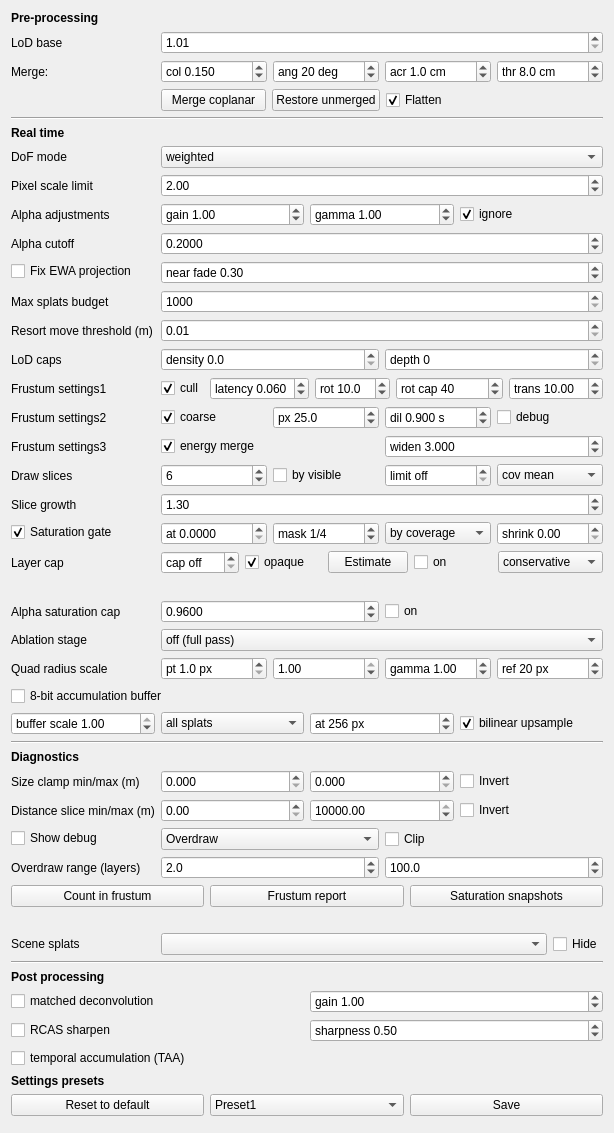
First picture: the form in gui_client/GaussianSplatSettingsWidget.ui, repository russiaman/substrata_robo, before the edit.
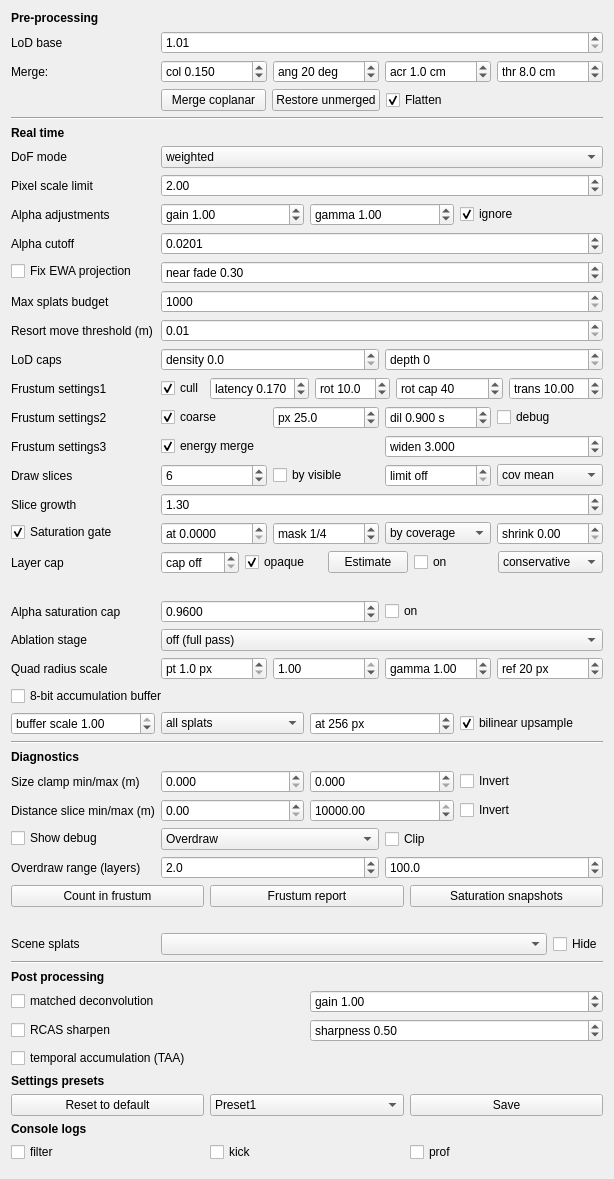
Second picture: the form after the edit.

Commit message: Splats: live console-log toggles, dil/rot cap tooltip requirements (session072)

```diff
--- a/gui_client/GaussianSplatSettingsWidget.ui
+++ b/gui_client/GaussianSplatSettingsWidget.ui
@@ -464,7 +464,7 @@
       <double>0.001000000000000</double>
      </property>
      <property name="value">
-      <double>0.200000000000000</double>
+      <double>0.020100000000000</double>
      </property>
     </widget>
    </item>
@@ -701,7 +701,7 @@
          <double>0.020000000000000</double>
         </property>
         <property name="value">
-         <double>0.060000000000000</double>
+         <double>0.170000000000000</double>
         </property>
        </widget>
       </item>
@@ -2264,6 +2264,67 @@
     </widget>
    </item>
    <item row="43" column="0" colspan="2">
+    <widget class="QLabel" name="consoleLogsSectionLabel">
+     <property name="text">
+      <string>Console logs</string>
+     </property>
+     <property name="styleSheet">
+      <string notr="true">font-weight: bold;</string>
+     </property>
+     <property name="toolTip">
+      <string>SESSION072: live toggles for stdout diagnostic traces - previously build-time consts that needed a rebuild to flip. Each print runs on the main thread and costs real frame time while it fires every frame during motion (measured) - leave off unless actively measuring something, and turn back off when done.</string>
+     </property>
+    </widget>
+   </item>
+   <item row="44" column="0" colspan="2">
+    <widget class="QWidget" name="consoleLogsWidget" native="true">
+     <layout class="QHBoxLayout" name="consoleLogsHorizontalLayout">
+      <property name="leftMargin">
+       <number>0</number>
+      </property>
+      <property name="topMargin">
+       <number>0</number>
+      </property>
+      <property name="rightMargin">
+       <number>0</number>
+      </property>
+      <property name="bottomMargin">
+       <number>0</number>
+      </property>
+      <item>
+       <widget class="QCheckBox" name="filterLogCheckBox">
+        <property name="text">
+         <string>filter</string>
+        </property>
+        <property name="toolTip">
+         <string>[gsr-filter-kick] / [gsr-filter-drain] - kickOffFilters()/drainFilterResults(). Costs real frame time while it prints every frame during motion - main thread, flushed per line. Off by default.</string>
+        </property>
+       </widget>
+      </item>
+      <item>
+       <widget class="QCheckBox" name="kickLogCheckBox">
+        <property name="text">
+         <string>kick</string>
+        </property>
+        <property name="toolTip">
+         <string>[gsr-kick] / [gsr-rot-blocked] - kickOffTraversals(). Same cost caveat as "filter" - off by default.</string>
+        </property>
+       </widget>
+      </item>
+      <item>
+       <widget class="QCheckBox" name="profLogCheckBox">
+        <property name="text">
+         <string>prof</string>
+        </property>
+        <property name="toolTip">
+         <string>[gsr-prof] - fillTraversalScratch() and the traversal-result VBO upload (session058). Same cost caveat as "filter" - off by default.</string>
+        </property>
+       </widget>
+      </item>
+     </layout>
+    </widget>
+   </item>
+   <item row="45" column="0" colspan="2">
     <spacer name="verticalSpacer">
      <property name="orientation">
       <enum>Qt::Vertical</enum>
```
Left out of the diff: 14 changed lines with no effect on the pictures. The commit also changes 2 other files.
